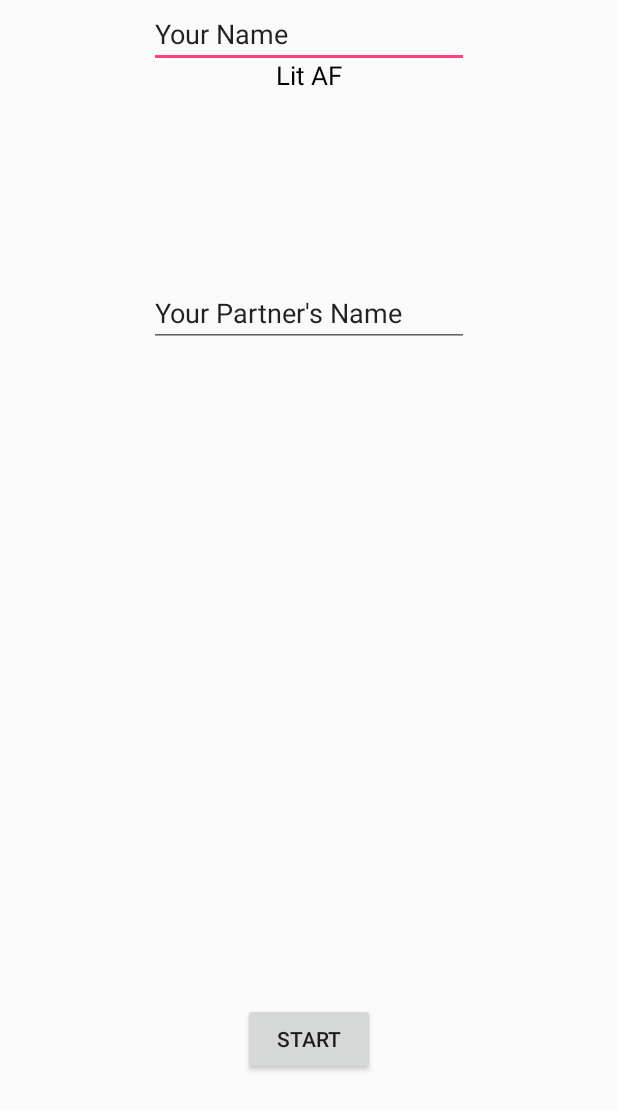
After one commit to thomasnakagawa/System-Hacks-18, an Android app: the layout activity_startup.xml on its own in the app's theme, with its tools: preview values and no code run, on a phone screen of 412 x 824 dp. The commit adds this screen. Shown: the top 1110 px of the screen. Run offline under Robolectric (Android 15) with nearby library versions, the phone set to English and light mode, and no system bars.

Commit message:
Split into two activities

```diff
--- /dev/null
+++ b/Loveathonapp/app/src/main/res/layout/activity_startup.xml
@@ -0,0 +1,60 @@
+<?xml version="1.0" encoding="utf-8"?>
+<RelativeLayout xmlns:android="http://schemas.android.com/apk/res/android"
+    xmlns:app="http://schemas.android.com/apk/res-auto"
+    xmlns:tools="http://schemas.android.com/tools"
+    android:layout_width="match_parent"
+    android:layout_height="match_parent"
+    tools:context="systems.lightspeed.love_a_thon_app.StartupActivity">
+
+    <TextView
+        android:id="@+id/welcome_tv"
+        android:layout_width="wrap_content"
+        android:layout_height="wrap_content"
+        android:layout_alignParentTop="true"
+        android:layout_centerHorizontal="true"
+        android:layout_marginTop="28dp"
+        android:padding="10dp"
+        android:text="Lit AF"
+        android:textColor="#000"
+        android:textSize="17sp"
+        app:layout_constraintTop_toTopOf="parent"
+        tools:layout_editor_absoluteX="161dp" />
+
+
+    <EditText
+        android:id="@+id/userName_textEdit"
+        android:layout_width="wrap_content"
+        android:layout_height="wrap_content"
+        android:layout_below="@+id/location_tv"
+        android:layout_centerHorizontal="true"
+        android:ems="10"
+        android:inputType="textPersonName"
+        android:text="Your Name"
+        tools:layout_editor_absoluteX="85dp"
+        tools:layout_editor_absoluteY="164dp" />
+
+    <EditText
+        android:id="@+id/partnerName_textEdit"
+        android:layout_width="wrap_content"
+        android:layout_height="wrap_content"
+        android:layout_alignStart="@+id/userName_textEdit"
+        android:layout_below="@+id/welcome_tv"
+        android:layout_marginTop="114dp"
+        android:ems="10"
+        android:inputType="textPersonName"
+        android:text="Your Partner's Name"
+        tools:layout_editor_absoluteX="85dp"
+        tools:layout_editor_absoluteY="244dp" />
+
+    <Button
+        android:id="@+id/start_button"
+        android:layout_width="wrap_content"
+        android:layout_height="wrap_content"
+        android:layout_alignParentBottom="true"
+        android:layout_centerHorizontal="true"
+        android:layout_marginBottom="107dp"
+        android:text="Start"
+        tools:layout_editor_absoluteX="148dp"
+        tools:layout_editor_absoluteY="350dp" />
+
+</RelativeLayout>
```
Also changed, not shown: Loveathonapp/app/src/main/java/systems/lightspeed/love_a_thon_app/MainActivity.java (+1 -15 lines), Loveathonapp/app/src/main/java/systems/lightspeed/love_a_thon_app/StartupActivity.java (added, +28 -0 lines), Loveathonapp/app/src/main/res/layout/activity_main.xml (+0 -31 lines).
